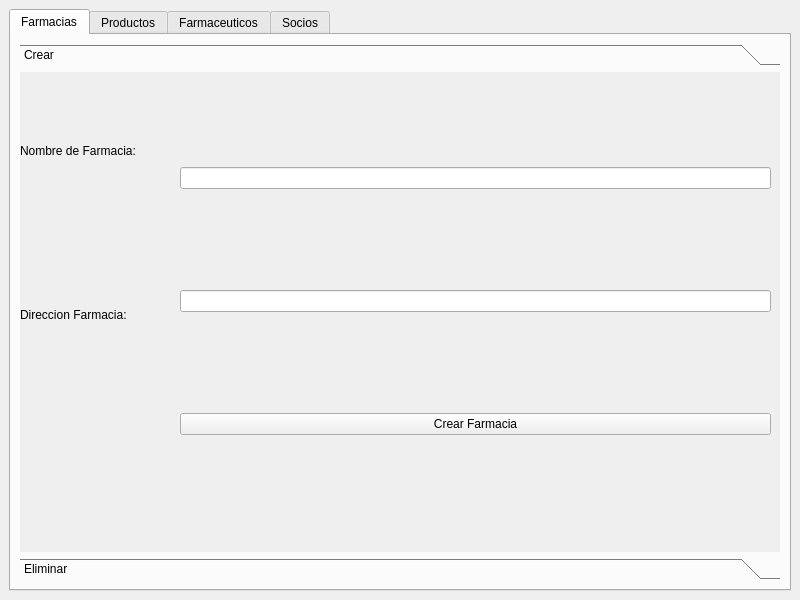
First picture: the form in ui/Farmacia.ui, repository mendoza/improved-spork, before the edit.
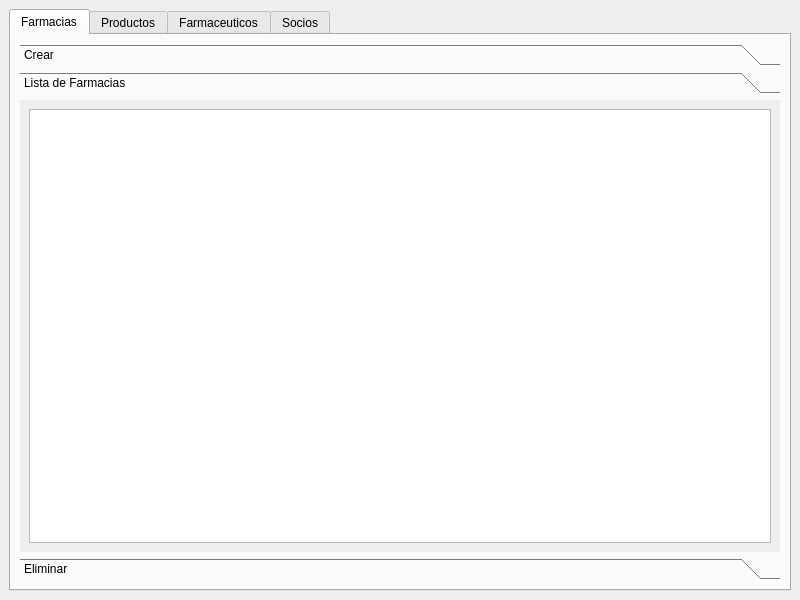
Second picture: the form after the edit. The open tabs and pages were chosen to show the change. Icons and pictures are not drawn.

Diff of the .ui file:
```diff
--- a/ui/Farmacia.ui
+++ b/ui/Farmacia.ui
@@ -43,7 +43,7 @@
              <x>0</x>
              <y>0</y>
              <width>760</width>
-             <height>469</height>
+             <height>438</height>
             </rect>
            </property>
            <attribute name="label">
@@ -78,9 +78,9 @@
             <property name="geometry">
              <rect>
               <x>0</x>
-              <y>0</y>
+              <y>40</y>
               <width>151</width>
-              <height>321</height>
+              <height>251</height>
              </rect>
             </property>
             <layout class="QVBoxLayout" name="verticalLayout_11">
@@ -104,6 +104,20 @@
             </layout>
            </widget>
           </widget>
+          <widget class="QWidget" name="page_5">
+           <attribute name="label">
+            <string>Lista de Farmacias</string>
+           </attribute>
+           <layout class="QVBoxLayout" name="verticalLayout_24">
+            <item>
+             <layout class="QVBoxLayout" name="verticalLayout_23">
+              <item>
+               <widget class="QTableView" name="verfarm_tb"/>
+              </item>
+             </layout>
+            </item>
+           </layout>
+          </widget>
           <widget class="QWidget" name="page_6">
            <property name="geometry">
             <rect>
```
Left out of the diff: 48 changed lines with no effect on the pictures.
